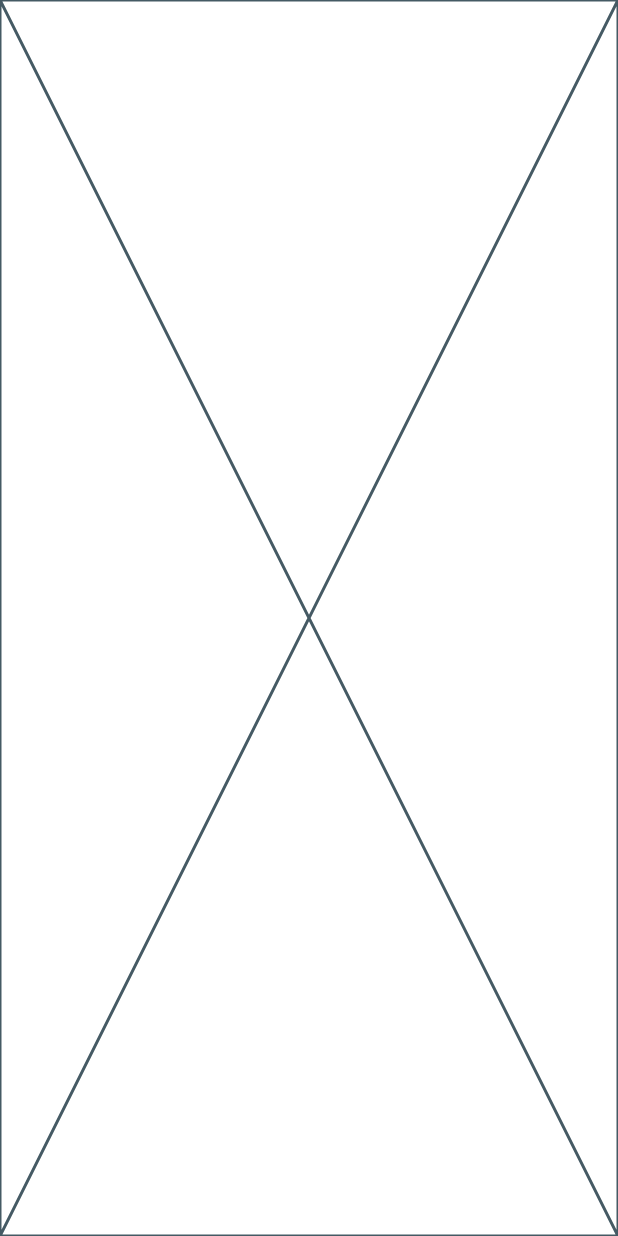
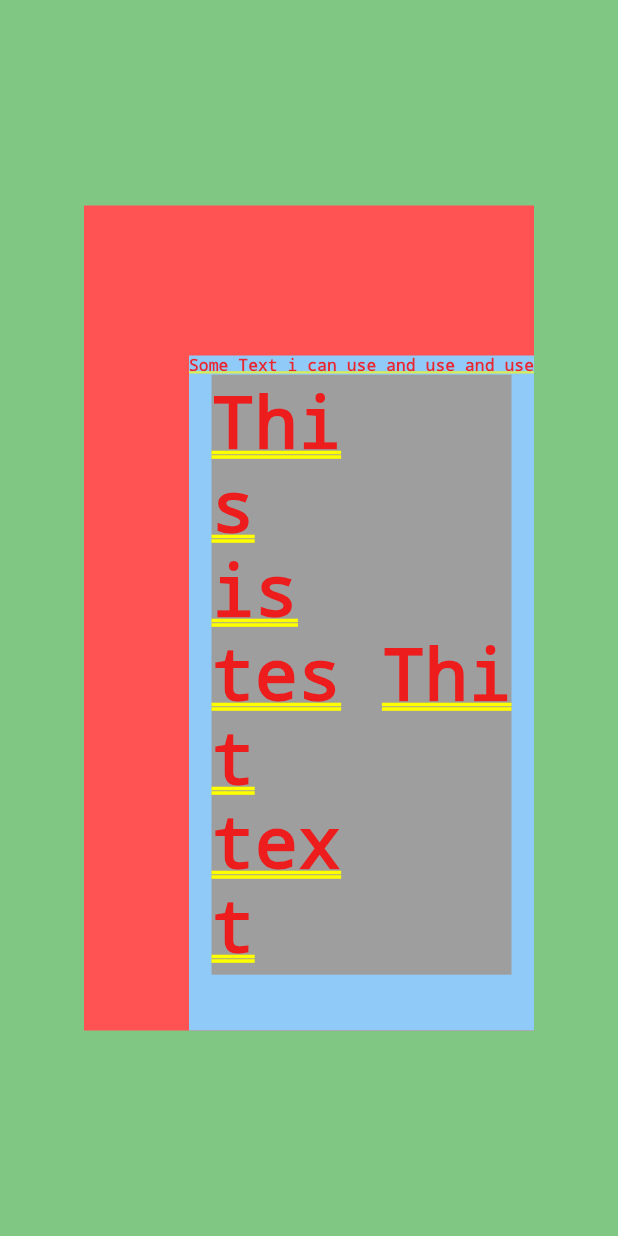
Before and after one commit to Che4891/firstFlutter, a Flutter app: the screen it shows after launch, on a phone screen of 412 x 824 dp. Run offline on Flutter 3.47's test engine with Material 2 defaults, Android fonts, the phone set to English and light mode, and no system bars.

Commit message:
added info about layout

```diff
--- a/lib/widget/test_layout.dart
+++ b/lib/widget/test_layout.dart
@@ -1,3 +1,4 @@
+import 'package:flutter/material.dart';
 import 'package:flutter/src/widgets/framework.dart';
 import 'package:flutter/src/widgets/placeholder.dart';
 
@@ -6,6 +7,51 @@ class MyTestLayout extends StatelessWidget {
 
   @override
   Widget build(BuildContext context) {
-    return const Placeholder();
+    return Container(
+      //Сам занимает весь размер родителя и Потомки не могут быть больше. Других ограничкемй он не устанавливает
+      color: Colors.green[300],
+      child: Center(
+        // Занимает весь размер родителя и нет ограничений для потомков (максимум не больше чем центр а минимум сколько угодно) ставит по центру
+        child: Container(
+          // Если нет размера занимает размер родителя. Если есть занимает тот что установили
+          color: Colors.redAccent,
+          width: 300,
+          height: 550,
+          child: Align(
+            // Так же как и центр занимает размер весь размер родителя позичыя где будут потомки вымираем мы
+            alignment: Alignment.bottomRight,
+            child: ConstrainedBox(
+              // Эта штука не делает ничего кроме того что задает размеры своему потомку (максимаотные и минимальные)
+              constraints: const BoxConstraints(
+                  maxHeight: 470, minHeight: 450, maxWidth: 230, minWidth: 150),
+              child: Container(
+                //UnconstrainedBox - разрешает снять все ограничения (позволит выйти за пределы екрана) с ошибками в консоле
+                // OverflowBox - разрешает снять все ограничения без ошибок в консоле
+                width: 300,
+                height: 200,
+                color: Colors.blue[200],
+                child: Column(children: [
+                   const FittedBox( // уменьшает потомков так чтоб они помещались в него (например текст без переноса)
+                    child: Text('Some Text i can use and use and use')),
+                  Container(
+                    color: Colors.grey,
+                    width: 200,
+                    height: 400,
+                    child: Row(
+                      children: [
+                        Expanded(child: Text('This is test text'),
+                        ), Container(
+                          child: Text('Thi'),
+                        )
+                      ],
+                    ),
+                  ),
+                ]),
+              ),
+            ),
+          ),
+        ),
+      ),
+    );
   }
 }
```
